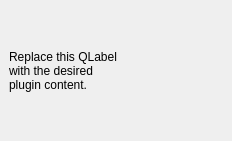
The window that FnF_plugin_dockwidget_base.ui (rvmRobin/QGIS_FnF_kwaliteitstoets_plugin) describes before a commit, drawn with Qt 5.
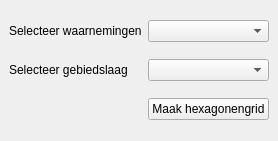
The same window after the commit.

```diff
--- a/FnF_plugin_dockwidget_base.ui
+++ b/FnF_plugin_dockwidget_base.ui
@@ -18,12 +18,39 @@
     <item row="0" column="0">
      <widget class="QLabel" name="label">
       <property name="text">
-       <string>Replace this QLabel
-with the desired
-plugin content.</string>
+      <string>Selecteer waarnemingen</string>
       </property>
      </widget>
     </item>
+
+   <!-- ComboBox for Point Data -->
+   <item row="0" column="1">
+    <widget class="QComboBox" name="comboBoxPointData"/>
+   </item>
+
+   <!-- Label for Polygon Layer -->
+   <item row="1" column="0">
+    <widget class="QLabel" name="labelPolygonLayer">
+     <property name="text">
+      <string>Selecteer gebiedslaag</string>
+     </property>
+    </widget>
+   </item>
+
+   <!-- ComboBox for Polygon Layer -->
+   <item row="1" column="1">
+    <widget class="QComboBox" name="comboBoxPolygonLayer"/>
+   </item>
+
+   <!-- Submit Button -->
+   <item row="2" column="1" colspan="1">
+    <widget class="QPushButton" name="createha">
+     <property name="text">
+      <string>Maak hexagonengrid</string>
+     </property>
+    </widget>
+   </item>
+
    </layout>
   </widget>
  </widget>
```
Left out of the diff: 5 changed lines with no effect on the pictures. Lines whose indentation alone changed are shown as unchanged.
